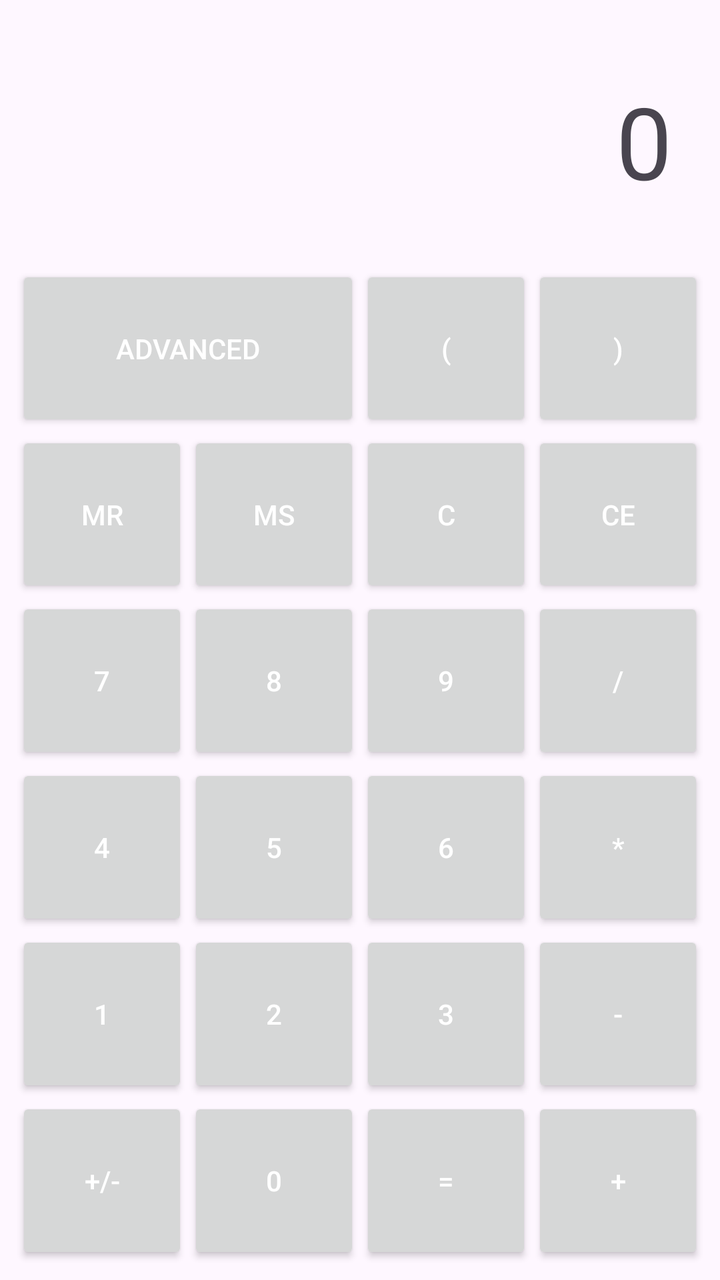
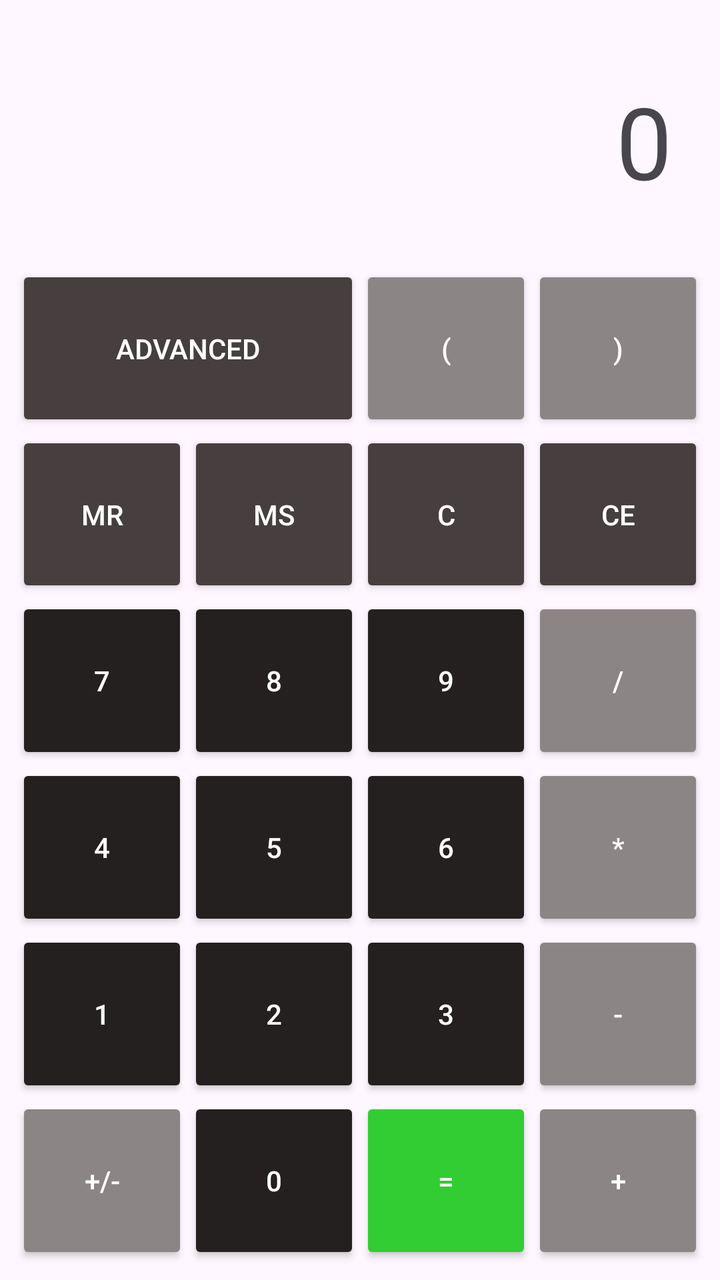

Screens rendered from an Android XML layout before and after an edit, with the pre-edit source and the edit as a unified diff.
<!-- AndroidManifest.xml: application theme Theme.Calculator -->
<!-- res/layout/activity_main.xml -->
<?xml version="1.0" encoding="utf-8"?>
<GridLayout
    xmlns:android="http://schemas.android.com/apk/res/android"
    android:id="@+id/main"
    android:layout_width="match_parent"
    android:layout_height="match_parent"
    android:rowCount="8"
    android:columnCount="4"
    android:padding="8dp">

    
    <TextView
        android:id="@+id/display"
        android:layout_row="0"
        android:layout_column="0"
        android:layout_columnSpan="4"
        android:layout_width="0dp"
        android:layout_height="0dp"
        android:layout_rowWeight="1.5"
        android:layout_columnWeight="1"
        android:text="0"
        android:textSize="50sp"
        android:singleLine="true"
        android:ellipsize="start"
        android:gravity="end|center_vertical"
        android:padding="16dp" />

    
    <Button
        android:id="@+id/advanced"
        android:layout_row="1"
        android:layout_column="0"
        android:layout_columnSpan="2"
        android:layout_width="0dp"
        android:layout_height="0dp"
        android:layout_rowWeight="1"
        android:layout_columnWeight="1"
        android:textColor="@android:color/white"
        android:text="ADVANCED" />

    <Button
        android:id="@+id/leftBracket"
        android:layout_row="1"
        android:layout_column="2"
        android:layout_width="0dp"
        android:layout_height="0dp"
        android:layout_rowWeight="1"
        android:layout_columnWeight="1"
        android:textColor="@android:color/white"
        android:text="(" />

    <Button
        android:id="@+id/rightBracket"
        android:layout_row="1"
        android:layout_column="3"
        android:layout_width="0dp"
        android:layout_height="0dp"
        android:layout_rowWeight="1"
        android:layout_columnWeight="1"
        android:textColor="@android:color/white"
        android:text=")" />

    
    <Button
        android:id="@+id/mr"
        android:layout_row="2"
        android:layout_column="0"
        android:layout_width="0dp"
        android:layout_height="0dp"
        android:layout_rowWeight="1"
        android:layout_columnWeight="1"
        android:textColor="@android:color/white"
        android:text="MR" />

    <Button
        android:id="@+id/ms"
        android:layout_row="2"
        android:layout_column="1"
        android:layout_width="0dp"
        android:layout_height="0dp"
        android:layout_rowWeight="1"
        android:layout_columnWeight="1"
        android:textColor="@android:color/white"
        android:text="MS" />

    <Button
        android:id="@+id/c"
        android:layout_row="2"
        android:layout_column="2"
        android:layout_width="0dp"
        android:layout_height="0dp"
        android:layout_rowWeight="1"
        android:layout_columnWeight="1"
        android:textColor="@android:color/white"
        android:text="C" />

    <Button
        android:id="@+id/ce"
        android:layout_row="2"
        android:layout_column="3"
        android:layout_width="0dp"
        android:layout_height="0dp"
        android:layout_rowWeight="1"
        android:layout_columnWeight="1"
        android:textColor="@android:color/white"
        android:text="CE" />

    
    <Button
        android:id="@+id/seven"
        android:layout_row="3"
        android:layout_column="0"
        android:layout_width="0dp"
        android:layout_height="0dp"
        android:layout_rowWeight="1"
        android:layout_columnWeight="1"
        android:textColor="@android:color/white"
        android:text="7" />

    <Button
        android:id="@+id/eight"
        android:layout_row="3"
        android:layout_column="1"
        android:layout_width="0dp"
        android:layout_height="0dp"
        android:layout_rowWeight="1"
        android:layout_columnWeight="1"
        android:textColor="@android:color/white"
        android:text="8" />

    <Button
        android:id="@+id/nine"
        android:layout_row="3"
        android:layout_column="2"
        android:layout_width="0dp"
        android:layout_height="0dp"
        android:layout_rowWeight="1"
        android:layout_columnWeight="1"
        android:textColor="@android:color/white"
        android:text="9" />

    <Button
        android:id="@+id/division"
        android:layout_row="3"
        android:layout_column="3"
        android:layout_width="0dp"
        android:layout_height="0dp"
        android:layout_rowWeight="1"
        android:layout_columnWeight="1"
        android:textColor="@android:color/white"
        android:text="/" />

    
    <Button
        android:id="@+id/four"
        android:layout_row="4"
        android:layout_column="0"
        android:layout_width="0dp"
        android:layout_height="0dp"
        android:layout_rowWeight="1"
        android:layout_columnWeight="1"
        android:textColor="@android:color/white"
        android:text="4" />

    <Button
        android:id="@+id/five"
        android:layout_row="4"
        android:layout_column="1"
        android:layout_width="0dp"
        android:layout_height="0dp"
        android:layout_rowWeight="1"
        android:layout_columnWeight="1"
        android:textColor="@android:color/white"
        android:text="5" />

    <Button
        android:id="@+id/six"
        android:layout_row="4"
        android:layout_column="2"
        android:layout_width="0dp"
        android:layout_height="0dp"
        android:layout_rowWeight="1"
        android:layout_columnWeight="1"
        android:textColor="@android:color/white"
        android:text="6" />

    <Button
        android:id="@+id/multiply"
        android:layout_row="4"
        android:layout_column="3"
        android:layout_width="0dp"
        android:layout_height="0dp"
        android:layout_rowWeight="1"
        android:layout_columnWeight="1"
        android:textColor="@android:color/white"
        android:text="*" />

    
    <Button
        android:id="@+id/one"
        android:layout_row="5"
        android:layout_column="0"
        android:layout_width="0dp"
        android:layout_height="0dp"
        android:layout_rowWeight="1"
        android:layout_columnWeight="1"
        android:textColor="@android:color/white"
        android:text="1" />

    <Button
        android:id="@+id/two"
        android:layout_row="5"
        android:layout_column="1"
        android:layout_width="0dp"
        android:layout_height="0dp"
        android:layout_rowWeight="1"
        android:layout_columnWeight="1"
        android:textColor="@android:color/white"
        android:text="2" />

    <Button
        android:id="@+id/three"
        android:layout_row="5"
        android:layout_column="2"
        android:layout_width="0dp"
        android:layout_height="0dp"
        android:layout_rowWeight="1"
        android:layout_columnWeight="1"
        android:textColor="@android:color/white"
        android:text="3" />

    <Button
        android:id="@+id/minus"
        android:layout_row="5"
        android:layout_column="3"
        android:layout_width="0dp"
        android:layout_height="0dp"
        android:layout_rowWeight="1"
        android:layout_columnWeight="1"
        android:textColor="@android:color/white"
        android:text="-" />

    
    <Button
        android:id="@+id/pm"
        android:layout_row="6"
        android:layout_column="0"
        android:layout_width="0dp"
        android:layout_height="0dp"
        android:layout_rowWeight="1"
        android:layout_columnWeight="1"
        android:textColor="@android:color/white"
        android:text="+/-" />

    <Button
        android:id="@+id/zero"
        android:layout_row="6"
        android:layout_column="1"
        android:layout_width="0dp"
        android:layout_height="0dp"
        android:layout_rowWeight="1"
        android:layout_columnWeight="1"
        android:textColor="@android:color/white"
        android:text="0" />

    <Button
        android:id="@+id/equal"
        android:layout_row="6"
        android:layout_column="2"
        android:layout_width="0dp"
        android:layout_height="0dp"
        android:layout_rowWeight="1"
        android:layout_columnWeight="1"
        android:textColor="@android:color/white"
        android:text="=" />

    <Button
        android:id="@+id/plus"
        android:layout_row="6"
        android:layout_column="3"
        android:layout_width="0dp"
        android:layout_height="0dp"
        android:layout_rowWeight="1"
        android:layout_columnWeight="1"
        android:textColor="@android:color/white"
        android:text="+" />

    
    <Button
        android:id="@+id/sin"
        android:layout_row="7"
        android:layout_column="0"
        android:layout_width="0dp"
        android:layout_height="0dp"
        android:layout_rowWeight="1"
        android:layout_columnWeight="1"
        android:textColor="@android:color/white"
        android:text="sin"
        android:visibility="gone" />

    <Button
        android:id="@+id/cos"
        android:layout_row="7"
        android:layout_column="1"
        android:layout_width="0dp"
        android:layout_height="0dp"
        android:layout_rowWeight="1"
        android:layout_columnWeight="1"
        android:textColor="@android:color/white"
        android:text="cos"
        android:visibility="gone" />

    <Button
        android:id="@+id/tan"
        android:layout_row="7"
        android:layout_column="2"
        android:layout_width="0dp"
        android:layout_height="0dp"
        android:layout_rowWeight="1"
        android:layout_columnWeight="1"
        android:textColor="@android:color/white"
        android:text="tan"
        android:visibility="gone" />

    <Button
        android:id="@+id/sqrt"
        android:layout_row="7"
        android:layout_column="3"
        android:layout_width="0dp"
        android:layout_height="0dp"
        android:layout_rowWeight="1"
        android:layout_columnWeight="1"
        android:textColor="@android:color/white"
        android:text="√"
        android:visibility="gone" />

</GridLayout>
<!-- resources referenced by this layout -->
<resources>
  <style name="Theme.Calculator" parent="Base.Theme.Calculator" />
  <style name="Base.Theme.Calculator" parent="Theme.Material3.DayNight.NoActionBar">
          
          
      </style>
</resources>

<!-- the commit's change to res/layout/activity_main.xml (unified diff, before → after) -->
@@ -36,6 +36,7 @@
         android:layout_rowWeight="1"
         android:layout_columnWeight="1"
         android:textColor="@android:color/white"
+        android:backgroundTint="@color/operations_dark"
         android:text="ADVANCED" />
 
     <Button
@@ -47,6 +48,7 @@
         android:layout_rowWeight="1"
         android:layout_columnWeight="1"
         android:textColor="@android:color/white"
+        android:backgroundTint="@color/operations_light"
         android:text="(" />
 
     <Button
@@ -58,6 +60,7 @@
         android:layout_rowWeight="1"
         android:layout_columnWeight="1"
         android:textColor="@android:color/white"
+        android:backgroundTint="@color/operations_light"
         android:text=")" />
 
     
@@ -70,6 +73,7 @@
         android:layout_rowWeight="1"
         android:layout_columnWeight="1"
         android:textColor="@android:color/white"
+        android:backgroundTint="@color/operations_dark"
         android:text="MR" />
 
     <Button
@@ -81,6 +85,7 @@
         android:layout_rowWeight="1"
         android:layout_columnWeight="1"
         android:textColor="@android:color/white"
+        android:backgroundTint="@color/operations_dark"
         android:text="MS" />
 
     <Button
@@ -92,6 +97,7 @@
         android:layout_rowWeight="1"
         android:layout_columnWeight="1"
         android:textColor="@android:color/white"
+        android:backgroundTint="@color/operations_dark"
         android:text="C" />
 
     <Button
@@ -103,6 +109,7 @@
         android:layout_rowWeight="1"
         android:layout_columnWeight="1"
         android:textColor="@android:color/white"
+        android:backgroundTint="@color/operations_dark"
         android:text="CE" />
 
     
@@ -115,6 +122,7 @@
         android:layout_rowWeight="1"
         android:layout_columnWeight="1"
         android:textColor="@android:color/white"
+        android:backgroundTint="@color/numbers"
         android:text="7" />
 
     <Button
@@ -126,6 +134,7 @@
         android:layout_rowWeight="1"
         android:layout_columnWeight="1"
         android:textColor="@android:color/white"
+        android:backgroundTint="@color/numbers"
         android:text="8" />
 
     <Button
@@ -137,6 +146,7 @@
         android:layout_rowWeight="1"
         android:layout_columnWeight="1"
         android:textColor="@android:color/white"
+        android:backgroundTint="@color/numbers"
         android:text="9" />
 
     <Button
@@ -148,6 +158,7 @@
         android:layout_rowWeight="1"
         android:layout_columnWeight="1"
         android:textColor="@android:color/white"
+        android:backgroundTint="@color/operations_light"
         android:text="/" />
 
     
@@ -160,6 +171,7 @@
         android:layout_rowWeight="1"
         android:layout_columnWeight="1"
         android:textColor="@android:color/white"
+        android:backgroundTint="@color/numbers"
         android:text="4" />
 
     <Button
@@ -171,6 +183,7 @@
         android:layout_rowWeight="1"
         android:layout_columnWeight="1"
         android:textColor="@android:color/white"
+        android:backgroundTint="@color/numbers"
         android:text="5" />
 
     <Button
@@ -182,6 +195,7 @@
         android:layout_rowWeight="1"
         android:layout_columnWeight="1"
         android:textColor="@android:color/white"
+        android:backgroundTint="@color/numbers"
         android:text="6" />
 
     <Button
@@ -193,6 +207,7 @@
         android:layout_rowWeight="1"
         android:layout_columnWeight="1"
         android:textColor="@android:color/white"
+        android:backgroundTint="@color/operations_light"
         android:text="*" />
 
     
@@ -205,6 +220,7 @@
         android:layout_rowWeight="1"
         android:layout_columnWeight="1"
         android:textColor="@android:color/white"
+        android:backgroundTint="@color/numbers"
         android:text="1" />
 
     <Button
@@ -216,6 +232,7 @@
         android:layout_rowWeight="1"
         android:layout_columnWeight="1"
         android:textColor="@android:color/white"
+        android:backgroundTint="@color/numbers"
         android:text="2" />
 
     <Button
@@ -227,6 +244,7 @@
         android:layout_rowWeight="1"
         android:layout_columnWeight="1"
         android:textColor="@android:color/white"
+        android:backgroundTint="@color/numbers"
         android:text="3" />
 
     <Button
@@ -238,6 +256,7 @@
         android:layout_rowWeight="1"
         android:layout_columnWeight="1"
         android:textColor="@android:color/white"
+        android:backgroundTint="@color/operations_light"
         android:text="-" />
 
     
@@ -250,6 +269,7 @@
         android:layout_rowWeight="1"
         android:layout_columnWeight="1"
         android:textColor="@android:color/white"
+        android:backgroundTint="@color/operations_light"
         android:text="+/-" />
 
     <Button
@@ -261,6 +281,7 @@
         android:layout_rowWeight="1"
         android:layout_columnWeight="1"
         android:textColor="@android:color/white"
+        android:backgroundTint="@color/numbers"
         android:text="0" />
 
     <Button
@@ -272,6 +293,7 @@
         android:layout_rowWeight="1"
         android:layout_columnWeight="1"
         android:textColor="@android:color/white"
+        android:backgroundTint="@color/equals"
         android:text="=" />
 
     <Button
@@ -283,6 +305,7 @@
         android:layout_rowWeight="1"
         android:layout_columnWeight="1"
         android:textColor="@android:color/white"
+        android:backgroundTint="@color/operations_light"
         android:text="+" />
 
     
@@ -296,6 +319,7 @@
         android:layout_columnWeight="1"
         android:textColor="@android:color/white"
         android:text="sin"
+        android:backgroundTint="@color/operations_light"
         android:visibility="gone" />
 
     <Button
@@ -308,6 +332,7 @@
         android:layout_columnWeight="1"
         android:textColor="@android:color/white"
         android:text="cos"
+        android:backgroundTint="@color/operations_light"
         android:visibility="gone" />
 
     <Button
@@ -320,6 +345,7 @@
         android:layout_columnWeight="1"
         android:textColor="@android:color/white"
         android:text="tan"
+        android:backgroundTint="@color/operations_light"
         android:visibility="gone" />
 
     <Button
@@ -332,6 +358,7 @@
         android:layout_columnWeight="1"
         android:textColor="@android:color/white"
         android:text="√"
+        android:backgroundTint="@color/operations_light"
         android:visibility="gone" />
 
 </GridLayout>
<!-- resource entries referenced after the edit -->
@@ -1,5 +1,9 @@
 <!-- resources referenced by this layout -->
 <resources>
+  <color name="equals">#32CD32</color>
+  <color name="numbers">#242020</color>
+  <color name="operations_dark">#473F3F</color>
+  <color name="operations_light">#8C8585</color>
   <style name="Theme.Calculator" parent="Base.Theme.Calculator" />
   <style name="Base.Theme.Calculator" parent="Theme.Material3.DayNight.NoActionBar">
           
